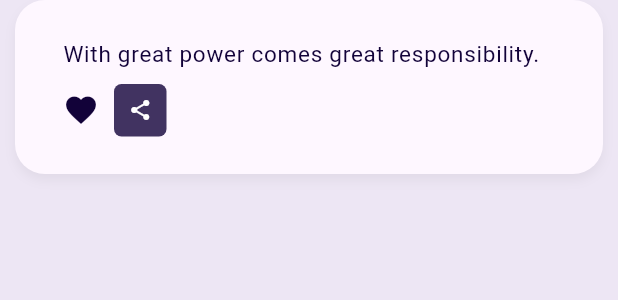
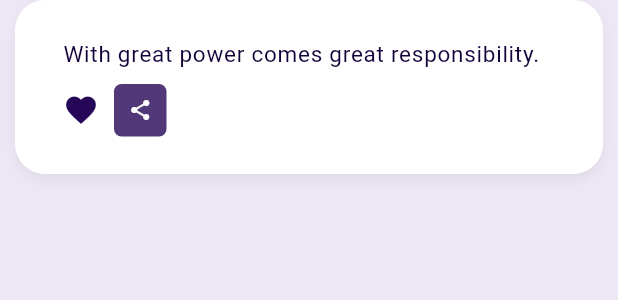
Before and after one commit to Eyad-Mostafa/curio_spark, a Flutter app: the CuriosityCard widget shown alone on an empty page, opened directly with sample values from the repository, on a phone screen of 412 x 824 dp. Shown: the top 300 px of the screen. Run offline on Flutter 3.47's test engine with Material 3 defaults, Android fonts, the phone set to English and light mode, and no system bars; our stand-ins replace flutter_local_notifications, hive, hive_flutter, image_picker, permission_handler, rxdart and 3 more; missing offline and left inert: android_alarm_manager_plus, string_similarity; accounts and stored records are empty.

Commit message:
the last one f

```diff
--- a/lib/widgets/curiosity_card.dart
+++ b/lib/widgets/curiosity_card.dart
@@ -36,7 +36,7 @@ class CuriosityCard extends StatelessWidget {
         margin: const EdgeInsets.only(bottom: 20, left: 10, right: 10),
         padding: const EdgeInsets.all(12),
         decoration: BoxDecoration(
-          color: theme.cardColor,
+          color: theme.cardTheme.color,
           borderRadius: BorderRadius.circular(20),
           boxShadow: [
             BoxShadow(
--- a/lib/widgets/theme.dart
+++ b/lib/widgets/theme.dart
@@ -31,9 +31,9 @@ class ThemeProvider extends ChangeNotifier {
         brightness: Brightness.light,
         primarySwatch: Colors.deepPurple,
         scaffoldBackgroundColor: Color(0xFFEDE6F4), // Fixed typo here
-        iconTheme: IconThemeData(color: Color(0xFF120239)),
+        iconTheme: IconThemeData(color: Color(0xFF260656)),
         textTheme: TextTheme(
-          bodyMedium: TextStyle(color: Color(0xFF120239)),
+          bodyMedium: TextStyle(color: Color(0xFF260656)),
           headlineMedium: TextStyle(fontSize: 32, color: Color(0xFF120239)),
           bodyLarge: TextStyle(fontSize: 16, color: Color(0xFF120239)),
           titleLarge: TextStyle(fontSize: 22, color: Color(0xFF120239)),
@@ -80,7 +80,6 @@ class ThemeProvider extends ChangeNotifier {
             borderRadius: BorderRadius.circular(16),
           ),
         ),
-
       );
 
   // Dark theme definition
@@ -88,11 +87,12 @@ class ThemeProvider extends ChangeNotifier {
         brightness: Brightness.dark,
         primarySwatch: Colors.deepPurple,
         scaffoldBackgroundColor: Color(0xFF080121), // Fixed typo here
-        iconTheme: IconThemeData(color: Color(0xFFa580ca)),
+        iconTheme: IconThemeData(color: Color.fromARGB(255, 126, 48, 204)),
         textTheme: TextTheme(
           bodyMedium: TextStyle(color: Color(0xFFEDE6F4)),
           headlineMedium: TextStyle(fontSize: 32, color: Color(0xFFEDE6F4)),
-          bodyLarge: TextStyle(fontSize: 16, color: Color.fromARGB(255, 250, 250, 252)),
+          bodyLarge: TextStyle(
+              fontSize: 16, color: Color.fromARGB(255, 250, 250, 252)),
           titleLarge: TextStyle(fontSize: 22, color: Color(0xFFEDE6F4)),
         ),
         elevatedButtonTheme: ElevatedButtonThemeData(
```
